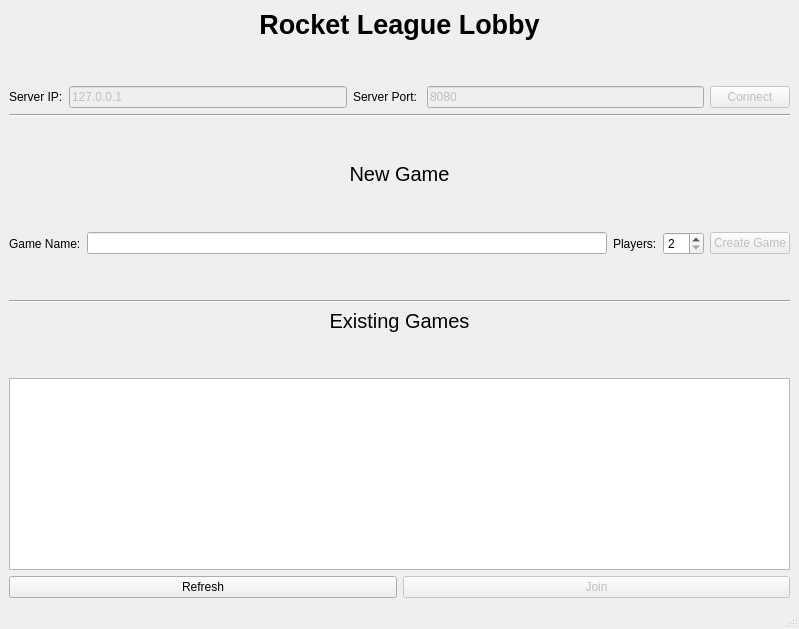
Above: src/lobby/lobby.ui from 1gnacio/Taller-1-Rocket-League before the change. Below: the same form after it.
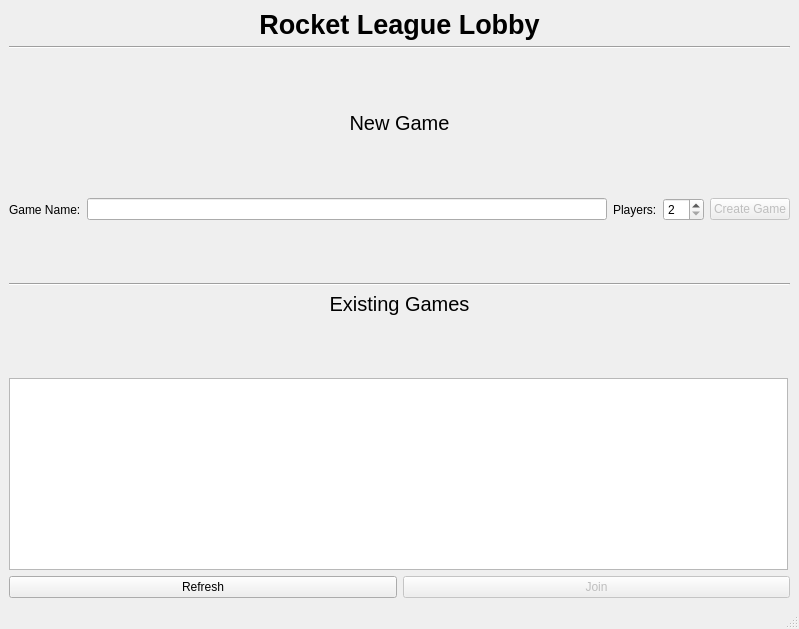
That is the form after the change.

Commit message: lobby: arreglo el tamaño de la lista de partidas y saco lo de localhost y puerto

Diff of the .ui file:
```diff
--- a/src/lobby/lobby.ui
+++ b/src/lobby/lobby.ui
@@ -44,70 +44,9 @@
         </property>
        </widget>
       </item>
-      <item>
-       <spacer name="verticalSpacer">
-        <property name="orientation">
-         <enum>Qt::Vertical</enum>
-        </property>
-        <property name="sizeHint" stdset="0">
-         <size>
-          <width>20</width>
-          <height>40</height>
-         </size>
-        </property>
-       </spacer>
-      </item>
       <item>
        <layout class="QHBoxLayout" name="horizontalLayout"/>
       </item>
-      <item>
-       <layout class="QHBoxLayout" name="horizontalLayout_3">
-        <item>
-         <widget class="QLabel" name="server_ip_label">
-          <property name="text">
-           <string>Server IP:</string>
-          </property>
-         </widget>
-        </item>
-        <item>
-         <widget class="QLineEdit" name="server_ip_text">
-          <property name="enabled">
-           <bool>false</bool>
-          </property>
-          <property name="text">
-           <string>127.0.0.1</string>
-          </property>
-         </widget>
-        </item>
-        <item>
-         <widget class="QLabel" name="server_port_label">
-          <property name="text">
-           <string>Server Port: </string>
-          </property>
-         </widget>
-        </item>
-        <item>
-         <widget class="QLineEdit" name="server_port_text">
-          <property name="enabled">
-           <bool>false</bool>
-          </property>
-          <property name="text">
-           <string>8080</string>
-          </property>
-         </widget>
-        </item>
-        <item>
-         <widget class="QPushButton" name="pushButton_connect">
-          <property name="enabled">
-           <bool>false</bool>
-          </property>
-          <property name="text">
-           <string>Connect</string>
-          </property>
-         </widget>
-        </item>
-       </layout>
-      </item>
       <item>
        <widget class="Line" name="line_2">
         <property name="orientation">
@@ -123,7 +62,7 @@
         <property name="sizeHint" stdset="0">
          <size>
           <width>20</width>
-          <height>30</height>
+          <height>15</height>
          </size>
         </property>
        </spacer>
@@ -249,7 +188,7 @@
       <item>
        <widget class="QTableView" name="gamesListTable">
         <property name="sizePolicy">
-         <sizepolicy hsizetype="Expanding" vsizetype="Expanding">
+         <sizepolicy hsizetype="Maximum" vsizetype="Preferred">
           <horstretch>0</horstretch>
           <verstretch>0</verstretch>
          </sizepolicy>
@@ -294,7 +233,7 @@
          <bool>true</bool>
         </attribute>
         <attribute name="verticalHeaderStretchLastSection">
-         <bool>true</bool>
+         <bool>false</bool>
         </attribute>
        </widget>
       </item>
```
